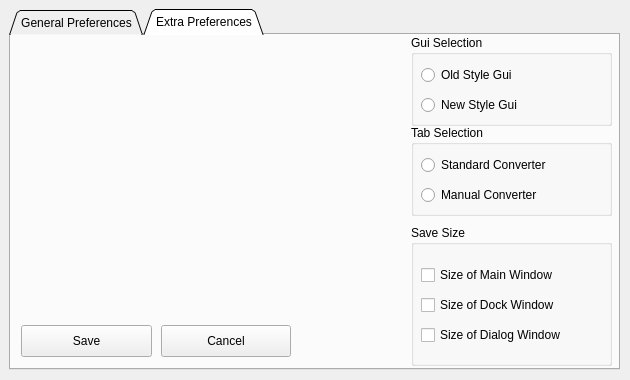
apaeffgen/PanConvert, file source/gui/panconvert_diag_prefpane_ext.ui: the form before one commit.
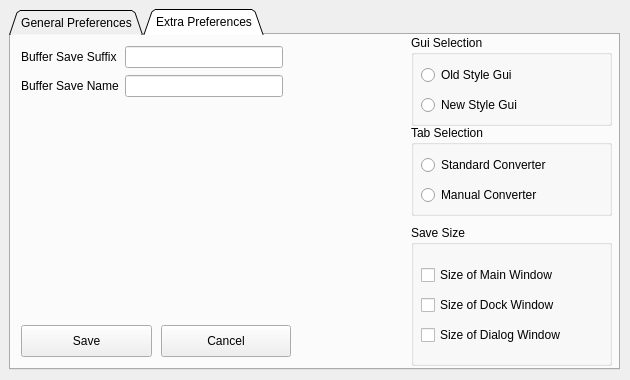
The form after the commit. The open tabs and pages were chosen to show the change.

The edit to the form file:
```diff
--- a/source/gui/panconvert_diag_prefpane_ext.ui
+++ b/source/gui/panconvert_diag_prefpane_ext.ui
@@ -640,6 +640,38 @@
       </property>
      </widget>
     </widget>
+    <widget class="QWidget" name="">
+     <property name="geometry">
+      <rect>
+       <x>10</x>
+       <y>10</y>
+       <width>262</width>
+       <height>54</height>
+      </rect>
+     </property>
+     <layout class="QGridLayout" name="gridLayout">
+      <item row="0" column="0">
+       <widget class="QLabel" name="label">
+        <property name="text">
+         <string>Buffer Save Suffix</string>
+        </property>
+       </widget>
+      </item>
+      <item row="0" column="1">
+       <widget class="QLineEdit" name="BufferSaveSuffix"/>
+      </item>
+      <item row="1" column="0">
+       <widget class="QLabel" name="label_2">
+        <property name="text">
+         <string>Buffer Save Name</string>
+        </property>
+       </widget>
+      </item>
+      <item row="1" column="1">
+       <widget class="QLineEdit" name="BufferSaveName"/>
+      </item>
+     </layout>
+    </widget>
    </widget>
   </widget>
  </widget>
```
